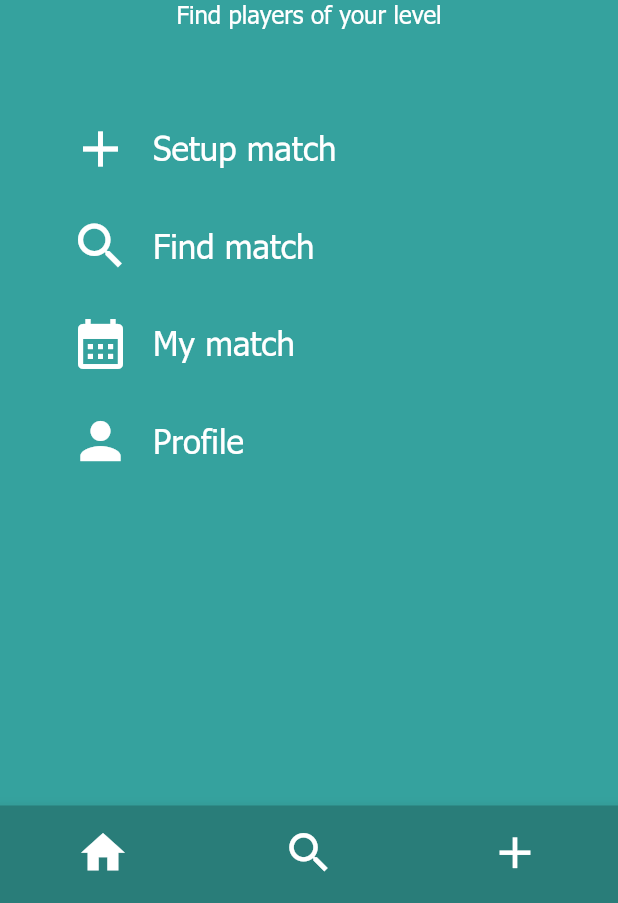
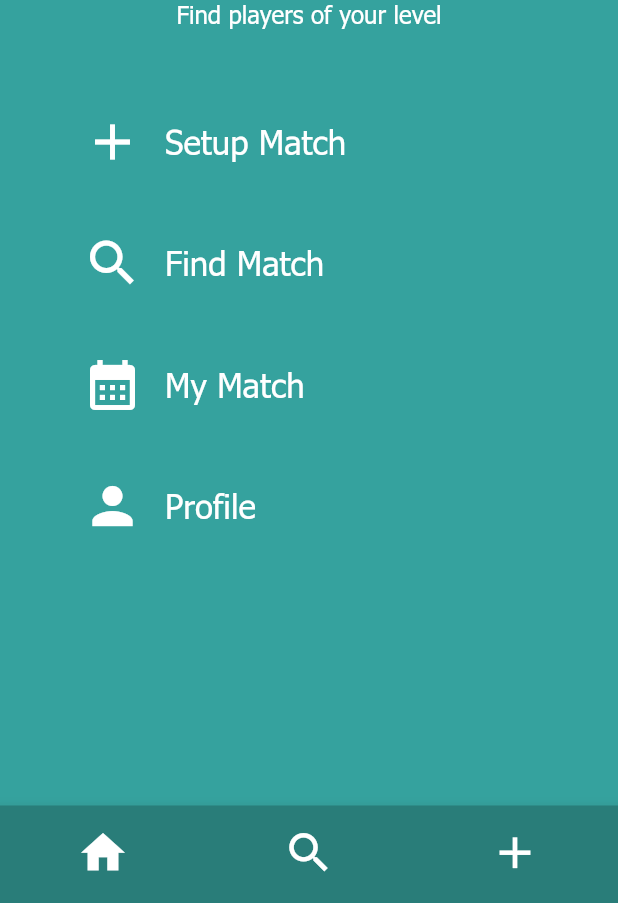
Before and after one commit to Aghead-B/Mobile-Application-Metch, a Flutter app: the screen it shows after launch, on a phone screen of 412 x 824 dp, the part 333-1236 px from its top. Run offline on Flutter 3.47's test engine with Material 2 defaults, Android fonts, the phone set to English and light mode, and no system bars.

Commit message:
remade home page with navigation

```diff
--- a/lib/main.dart
+++ b/lib/main.dart
@@ -1,5 +1,8 @@
 import 'package:flutter/material.dart';
-import './widgets/list_item.dart';
+import 'package:metch/pages/find_match_page.dart';
+import 'package:metch/pages/my_match_page.dart';
+import 'package:metch/pages/setup_match_page.dart';
+import 'package:metch/widgets/home_text_button.dart';
 import './widgets/bottom_navigation.dart';
 import 'package:metch_ui_kit/metch_ui_kit.dart';
 
@@ -40,17 +43,47 @@ class MyApp extends StatelessWidget {
                     child: Align(
                       alignment: Alignment.centerLeft,
                       child: Column(
+                        children: [
+                          Row(
                             children: const [
-                            ListItemWidget(
-                                name: 'Setup match', icon: Icons.add),
-                            ListItemWidget(
-                                name: 'Find match', icon: Icons.search),
-                            ListItemWidget(
-                                name: 'My match', icon: Icons.calendar_month),
-                            ListItemWidget(name: 'Profile', icon: Icons.person),
+                              HomeTextButton(
+                                name: "Setup Match",
+                                icon: Icons.add,
+                                page: SetupMatchPage(),
+                              ),
                             ],
                           ),
-                      ))
+                          Row(
+                            children: const [
+                              HomeTextButton(
+                                name: "Find Match",
+                                icon: Icons.search,
+                                page: FindMatchPage(),
+                              ),
+                            ],
+                          ),
+                          Row(
+                            children: const [
+                              HomeTextButton(
+                                name: "My Match",
+                                icon: Icons.calendar_month,
+                                page: MyMatchPage(),
+                              ),
+                            ],
+                          ),
+                          Row(
+                            children: const [
+                              HomeTextButton(
+                                name: "Profile",
+                                icon: Icons.person,
+                                page: FindMatchPage(),
+                              ),
+                            ],
+                          ),
+                        ],
+                      ),
+                    ),
+                  ),
                 ],
               ),
             ),
--- /dev/null
+++ b/lib/widgets/home_text_button.dart
@@ -0,0 +1,43 @@
+import 'package:flutter/material.dart';
+import 'package:metch_ui_kit/metch_ui_kit.dart';
+
+class HomeTextButton extends StatelessWidget {
+  const HomeTextButton(
+      {super.key, required this.name, required this.icon, required this.page});
+
+  final String name;
+  final IconData icon;
+  final Widget page;
+
+  @override
+  Widget build(BuildContext context) {
+    return TextButton(
+      onPressed: () {
+        Navigator.of(context).push(
+          MaterialPageRoute(
+            builder: (BuildContext context) {
+              return page;
+            },
+          ),
+        );
+      },
+      //If you ever want to make a List item , then use this code
+      child: Padding(
+        padding: const EdgeInsets.fromLTRB(0, 12.5, 0, 12.5),
+        child: Row(
+          children: [
+            Icon(
+              icon,
+              color: Colors.white,
+              size: 40,
+            ),
+            Padding(
+              padding: const EdgeInsets.fromLTRB(15, 0, 0, 0),
+              child: Text(name, style: headline2),
+            ),
+          ],
+        ),
+      ),
+    );
+  }
+}
--- a/lib/widgets/list_item.dart
+++ /dev/null
@@ -1,35 +0,0 @@
-import 'package:flutter/material.dart';
-import 'package:metch_ui_kit/metch_ui_kit.dart';
-
-class ListItemWidget extends StatelessWidget {
-  const ListItemWidget({super.key, required this.name, required this.icon});
-
-  final String name;
-  final IconData icon;
-
-  @override
-  Widget build(BuildContext context) {
-    return Align(
-      alignment: Alignment.centerLeft,
-      child: Padding(
-        padding: const EdgeInsets.fromLTRB(0, 25, 0, 0),
-        child: Row(
-          children: [
-            Icon(
-              icon,
-              color: Colors.white,
-              size: 40,
-            ),
-            Padding(
-              padding: const EdgeInsets.fromLTRB(15, 0, 0, 0),
-              child: Text(
-                name,
-                style: headline2
-              ),
-            ),
-          ],
-        ),
-      ),
-    );
-  }
-}
```
Also changed, not shown: lib/pages/find_match_page.dart (added, +10 -0 lines), lib/pages/my_match_page.dart (added, +10 -0 lines), lib/pages/profile_page.dart (added, +15 -0 lines), lib/pages/setup_match_page.dart (added, +14 -0 lines), 1 other file. Lines whose indentation alone changed are shown as unchanged.
